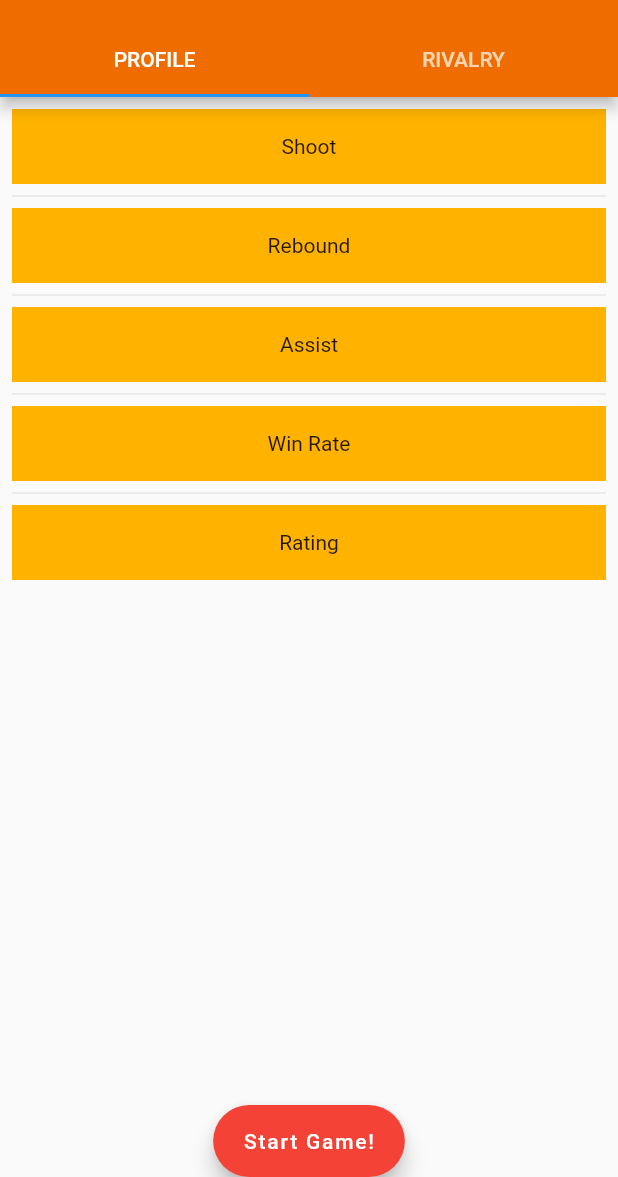
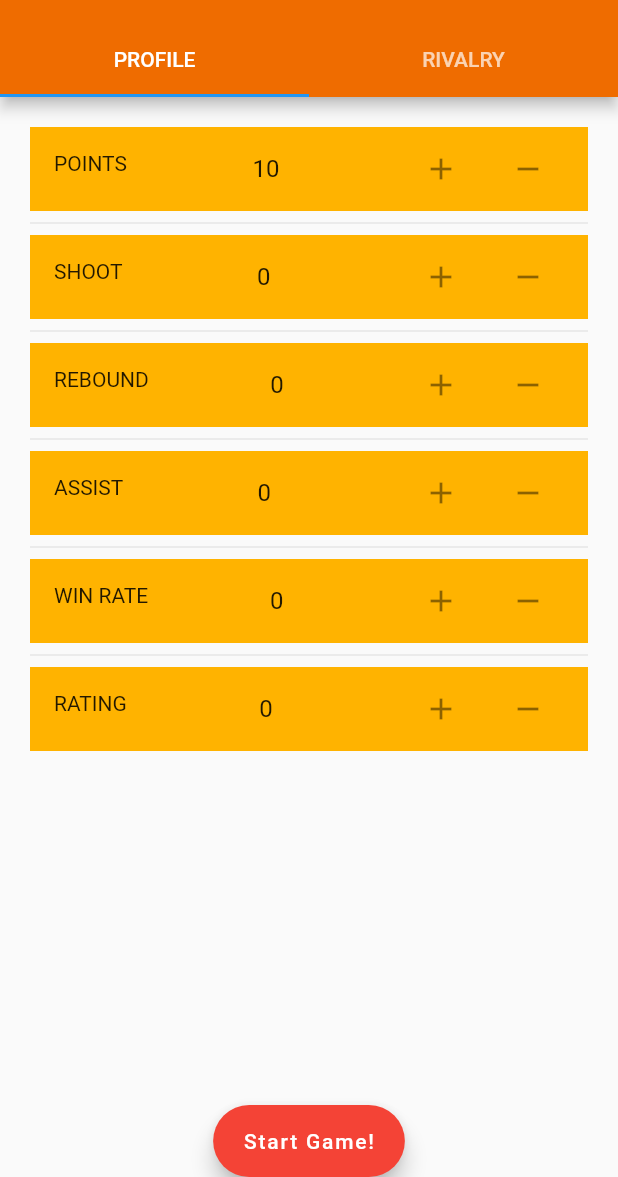
Before and after one commit to NeighborHoop/NeightborHoop, a Flutter app: the screen it shows after launch, on a phone screen of 412 x 824 dp, the part 59-1236 px from its top. Run offline on Flutter 3.47's test engine with Material 2 defaults, Android fonts, the phone set to English and light mode, and no system bars; missing offline and left inert: dart:ffi.

Commit message:
Update profile design

```diff
--- a/lib/profile.dart
+++ b/lib/profile.dart
@@ -1,3 +1,5 @@
+import 'dart:ffi';
+
 import 'package:flutter/material.dart';
 
 class Profile extends StatefulWidget{
@@ -6,17 +8,42 @@ class Profile extends StatefulWidget{
 }
 
 class ProfileState extends State<Profile> {
-  final List<String> entries = <String>['Shoot', 'Rebound', 'Assist', 'Win Rate', 'Rating'];
+  final List<String> entries = <String>['POINTS', 'SHOOT', 'REBOUND', 'ASSIST', 'WIN RATE', 'RATING'];
+  List<int> attributes = [10, 0, 0, 0, 0, 0];
   Widget build(BuildContext context){
     return ListView.separated(
-      padding: const EdgeInsets.all(8),
+      padding: const EdgeInsets.all(20),
       itemCount: entries.length,
       itemBuilder: (BuildContext context, int index) {
-        return Container(
-          height: 50,
-          color: Colors.amber[600],
-          child: Center(child: Text('${entries[index]}')),
-        );
+        return ListTile(
+        leading: Text('${entries[index]}'),
+        title: Center(child: Text('${attributes[index]}'),),
+        tileColor: Colors.amber[600],
+        trailing: Wrap(
+            spacing: 10,
+            children: <Widget>[
+            IconButton(
+              icon: const Icon(Icons.add),
+              onPressed: () {
+                setState(() {
+                  if(attributes[0] > 0){
+                    attributes[index] += 1;
+                    attributes[0] -= 1;
+                  }
+                });
+              },),
+            IconButton(
+              icon: const Icon(Icons.remove),
+              onPressed: () {
+                setState(() {
+                  if(attributes[index] > 0){
+                    attributes[index] -= 1;
+                    attributes[0] += 1;
+                  }
+                });
+              },),
+          ]),
+      );
       },
       separatorBuilder: (BuildContext context, int index) => const Divider(),
     );
```
Also changed, not shown: 19 other files.
